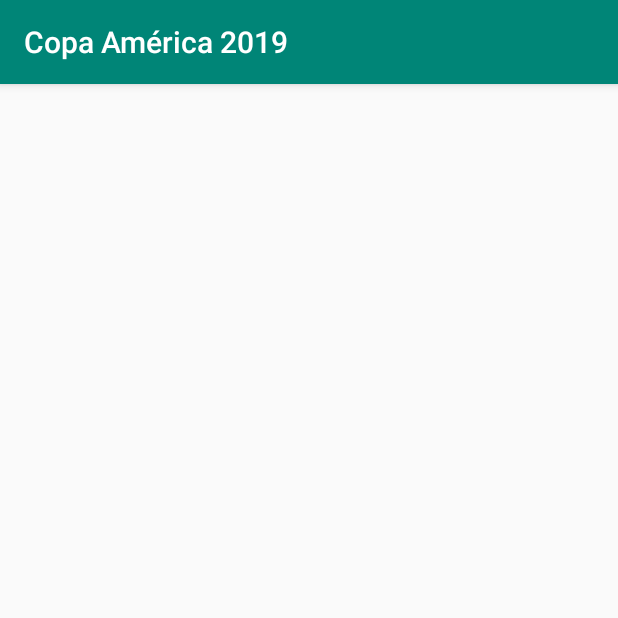
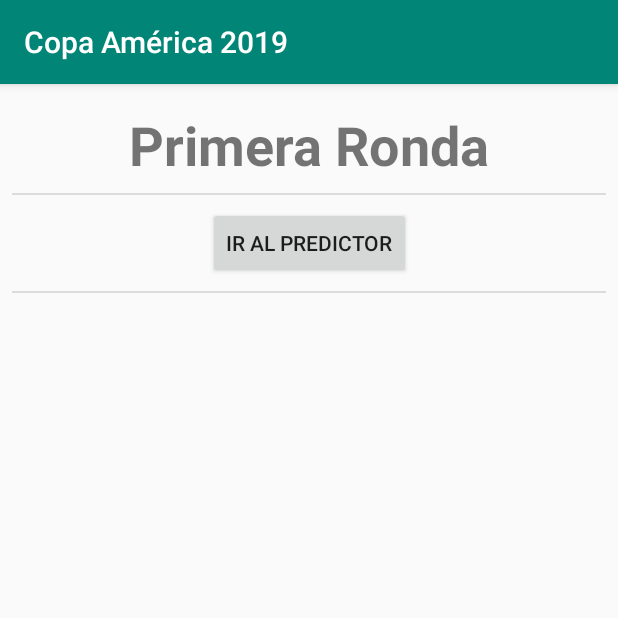
Before and after one commit to goc00/camerica, an Android app: the screen it shows after launch (MatchesActivity), on a phone screen of 412 x 824 dp, the top half of it. Run offline under Robolectric (Android 15) with nearby library versions, the phone set to English and light mode, and no system bars; our stand-ins replace Firebase (no records; nobody signed in at launch, a user with empty details on screens opened directly).

Commit message:
Second activity implemented

```diff
--- a/app/src/main/AndroidManifest.xml
+++ b/app/src/main/AndroidManifest.xml
@@ -9,7 +9,8 @@
         android:roundIcon="@mipmap/ic_launcher_round"
         android:supportsRtl="true"
         android:theme="@style/AppTheme">
-        <activity android:name=".MatchesActivity"></activity>
+        <activity android:name=".FinalPredictorActivity"></activity>
+        <activity android:name=".MatchesActivity" />
         <activity android:name=".MainActivity">
             <intent-filter>
                 <action android:name="android.intent.action.MAIN" />
--- a/app/src/main/java/com/unab/camerica/MatchesActivity.java
+++ b/app/src/main/java/com/unab/camerica/MatchesActivity.java
@@ -2,8 +2,11 @@ package com.unab.camerica;
 
 import androidx.appcompat.app.AppCompatActivity;
 
+import android.content.Intent;
 import android.os.Bundle;
+import android.os.Parcelable;
 import android.view.View;
+import android.widget.Button;
 import android.widget.ListView;
 
 import com.unab.camerica.adapters.PartidoAdapter;
@@ -14,21 +17,50 @@ import java.util.ArrayList;
 
 public class MatchesActivity extends AppCompatActivity {
 
+    ArrayList<Equipo> countries;
+
     @Override
     protected void onCreate(Bundle savedInstanceState) {
         super.onCreate(savedInstanceState);
         setContentView(R.layout.activity_matches);
 
-        //ArrayList<Equipo> countries = getIntent().getParcelableArrayListExtra("countriesList");
+
+        // Obtiene elementos desde Firebase
+        countries = getIntent().getParcelableArrayListExtra("countriesList");
         ArrayList<Partido> matches = getIntent().getParcelableArrayListExtra("matchesList");
 
+        // Recibe el arreglo de objetos para desplegar todos los partidos
         PartidoAdapter adapter = new PartidoAdapter(this, matches);
         ListView lista = findViewById(R.id.partidos);
 
-        //View header = getLayoutInflater().inflate(R.layout.partidos_header, null);
+        View header = getLayoutInflater().inflate(R.layout.partidos_header, null);
+        View footer = getLayoutInflater().inflate(R.layout.partidos_footer, null);
 
         lista.setAdapter(adapter);
-        //lista.addHeaderView(header);
+        lista.addHeaderView(header);
+        lista.addFooterView(footer);
+
+        // Listener para acción del botón
+        final Button go2Predictor = (Button)findViewById(R.id.go_2_predictor);
+        go2Predictor.setOnClickListener(new View.OnClickListener() {
+            public void onClick(View v) {
+                // Generará el intent pasándole la lista de países
+                goToPredictor();
+            }
+        });
+
+    }
+
+    /**
+     * Carga predictor activity, recibiendo la lista de países
+     */
+    private void goToPredictor() {
+        Intent intent = new Intent(this, FinalPredictorActivity.class);
+
+        intent.putParcelableArrayListExtra("countriesList", countries);
+
+        this.startActivity(intent);
+        this.finish();
     }
 
 }
--- /dev/null
+++ b/app/src/main/res/layout/partidos_footer.xml
@@ -0,0 +1,24 @@
+<?xml version="1.0" encoding="utf-8"?>
+<androidx.constraintlayout.widget.ConstraintLayout
+    xmlns:android="http://schemas.android.com/apk/res/android"
+    xmlns:app="http://schemas.android.com/apk/res-auto"
+    xmlns:tools="http://schemas.android.com/tools"
+    android:layout_width="match_parent"
+    android:layout_height="match_parent">
+
+    <Button
+        android:id="@+id/go_2_predictor"
+        android:layout_width="wrap_content"
+        android:layout_height="wrap_content"
+        android:layout_marginStart="8dp"
+        android:layout_marginLeft="8dp"
+        android:layout_marginTop="8dp"
+        android:layout_marginEnd="8dp"
+        android:layout_marginRight="8dp"
+        android:layout_marginBottom="8dp"
+        android:text="@string/go_2_predictor"
+        app:layout_constraintBottom_toBottomOf="parent"
+        app:layout_constraintEnd_toEndOf="parent"
+        app:layout_constraintStart_toStartOf="parent"
+        app:layout_constraintTop_toTopOf="parent" />
+</androidx.constraintlayout.widget.ConstraintLayout>
--- /dev/null
+++ b/app/src/main/res/layout/partidos_header.xml
@@ -0,0 +1,25 @@
+<?xml version="1.0" encoding="utf-8"?>
+<androidx.constraintlayout.widget.ConstraintLayout xmlns:android="http://schemas.android.com/apk/res/android"
+    xmlns:app="http://schemas.android.com/apk/res-auto"
+    android:layout_width="match_parent"
+    android:layout_height="wrap_content">
+
+    <TextView
+        android:id="@+id/textView2"
+        android:layout_width="wrap_content"
+        android:layout_height="wrap_content"
+        android:layout_marginStart="8dp"
+        android:layout_marginLeft="8dp"
+        android:layout_marginTop="8dp"
+        android:layout_marginEnd="8dp"
+        android:layout_marginRight="8dp"
+        android:layout_marginBottom="8dp"
+        android:text="@string/primera_ronda"
+        android:textSize="36sp"
+        android:textStyle="bold"
+        app:layout_constraintBottom_toBottomOf="parent"
+        app:layout_constraintEnd_toEndOf="parent"
+        app:layout_constraintStart_toStartOf="parent"
+        app:layout_constraintTop_toTopOf="parent" />
+
+</androidx.constraintlayout.widget.ConstraintLayout>
```
Also changed, not shown: app/src/main/java/com/unab/camerica/FinalPredictorActivity.java (added, +93 -0 lines), app/src/main/java/com/unab/camerica/adapters/FinalTeamAdapter.java (added, +53 -0 lines), app/src/main/res/layout/activity_final_predictor.xml (added, +140 -0 lines), app/src/main/res/values/strings.xml (+11 -0 lines).
